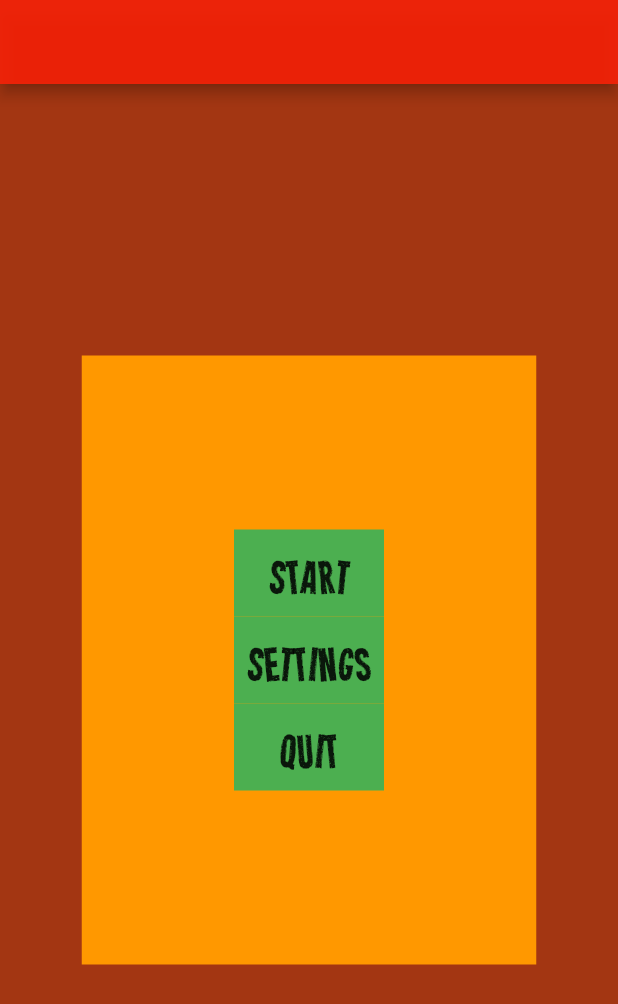
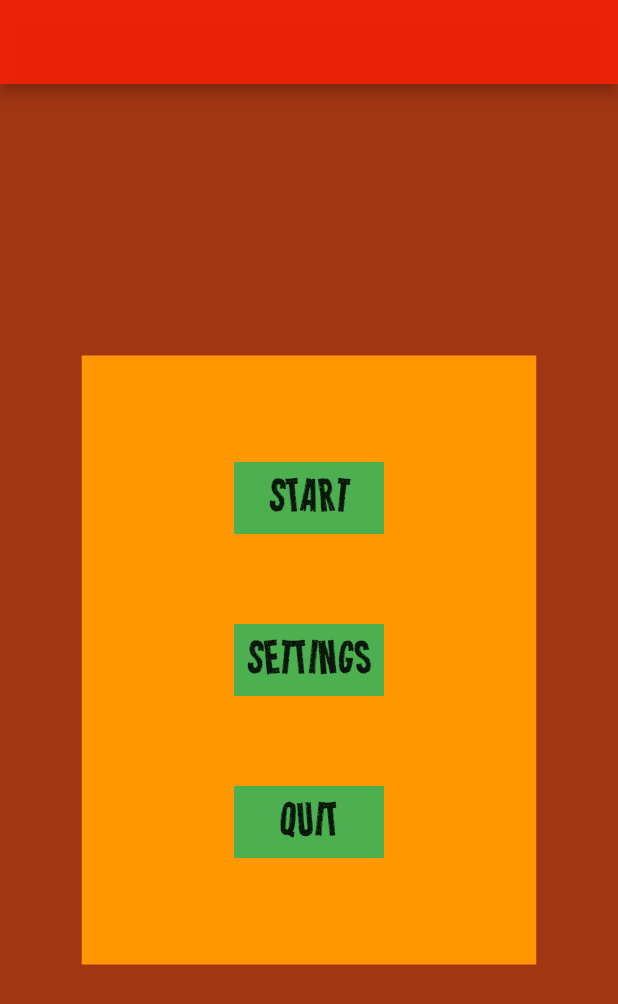
Before and after one commit to WiebeHero/FlutterPageUIUXB, a Flutter app: the screen it shows after launch, on a phone screen of 412 x 824 dp. Shown: the top 1004 px of the screen. Run offline on Flutter 3.47's test engine with Material 2 defaults, Android fonts, the phone set to English and light mode, and no system bars.

Commit message:
+ Added that you can now switch to another page when clicking the start button.

```diff
--- a/lib/MainPage/rotated_string.dart
+++ b/lib/MainPage/rotated_string.dart
@@ -32,7 +32,8 @@ class RotatedString extends StatelessWidget{
 
     return Container(
       color: Colors.green,
-      padding: const EdgeInsets.fromLTRB(0, 20, 0, 10),
+      padding: const EdgeInsets.fromLTRB(0, 10, 0, 10),
+      margin: const EdgeInsets.fromLTRB(0, 30, 0, 30),
       child: Row(
         mainAxisAlignment: MainAxisAlignment.center,
         children: [
--- a/lib/MainPage/start_menu.dart
+++ b/lib/MainPage/start_menu.dart
@@ -1,5 +1,8 @@
 import 'package:flutter/material.dart';
 import 'package:project/MainPage/rotated_string.dart';
+import 'package:provider/provider.dart';
+
+import '../StateManager/state_manager.dart';
 
 class StartMenu extends StatelessWidget{
 
@@ -23,13 +26,19 @@ class StartMenu extends StatelessWidget{
             padding: const EdgeInsets.fromLTRB(20, 20, 20, 20),
             child: SizedBox(
               width: 100,
-              height: 200,
+              height: 400,
               child: Column(
                 mainAxisAlignment: MainAxisAlignment.center,
-                children: const [
-                  RotatedString(stringToRotate: "Start"),
-                  RotatedString(stringToRotate: "Settings"),
-                  RotatedString(stringToRotate: "Quit"),
+                children: [
+                  GestureDetector(
+                    onTap: () {
+                      Provider.of<StateManager>(context, listen: false).setCurrentState = "";
+                      print("Test");
+                    },
+                    child: const RotatedString(stringToRotate: "Start"),
+                  ),
+                  const RotatedString(stringToRotate: "Settings"),
+                  const RotatedString(stringToRotate: "Quit"),
                 ],
               ),
             )
--- /dev/null
+++ b/lib/StateManager/state_manager.dart
@@ -0,0 +1,26 @@
+import 'dart:collection';
+
+import 'package:flutter/cupertino.dart';
+
+import '../MainPage/start_menu.dart';
+
+class StateManager extends ChangeNotifier{
+
+  String _currentState = "StartMenu";
+
+  final HashMap<String, Widget> _widgets = HashMap<String, Widget>();
+  UnmodifiableMapView<String, Widget> get widgets => UnmodifiableMapView(_widgets);
+
+  StateManager(){
+    _widgets.addAll({"StartMenu": const StartMenu()});
+  }
+
+  set setCurrentState(String newState) {
+    _currentState = newState;
+    notifyListeners();
+  }
+
+  String get getCurrentState => _currentState;
+
+
+}
--- /dev/null
+++ b/lib/StateManager/state_manager_widget.dart
@@ -0,0 +1,27 @@
+import 'package:flutter/cupertino.dart';
+import 'package:project/StateManager/state_manager.dart';
+import 'package:provider/provider.dart';
+
+class StateManagerWidget extends StatefulWidget{
+
+  const StateManagerWidget({super.key});
+
+  @override
+  createState() => _StateManagerWidget();
+}
+
+class _StateManagerWidget extends State<StateManagerWidget>{
+
+  @override
+  Widget build(BuildContext context) {
+    StateManager stateManager = Provider.of<StateManager>(context, listen: false);
+    Widget currentWidget = Container();
+    stateManager.widgets.forEach((key, value) {
+      if(key.compareTo(Provider.of<StateManager>(context).getCurrentState) == 0){
+        currentWidget = value;
+      }
+    });
+    return currentWidget;
+  }
+
+}
--- a/pubspec.yaml
+++ b/pubspec.yaml
@@ -36,6 +36,7 @@ dependencies:
   # The following adds the Cupertino Icons font to your application.
   # Use with the CupertinoIcons class for iOS style icons.
   cupertino_icons: ^1.0.2
+  provider: ^6.0.5
 
 dev_dependencies:
   flutter_test:
```
Also changed, not shown: lib/main.dart (+8 -88 lines), pubspec.lock.
